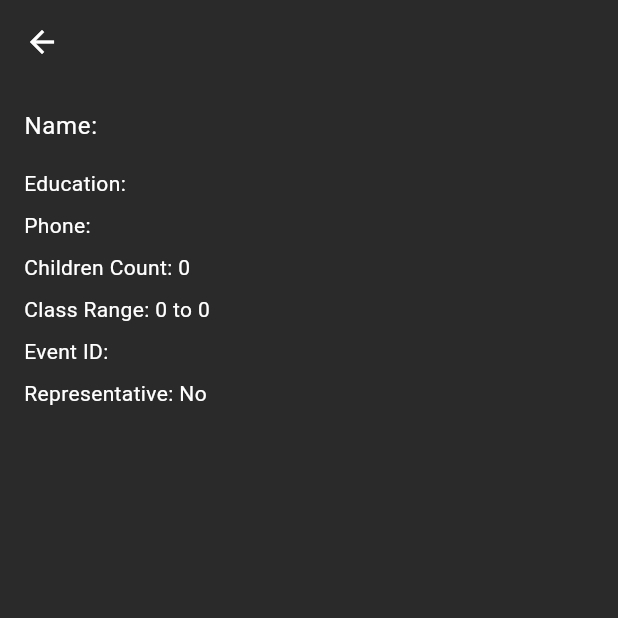
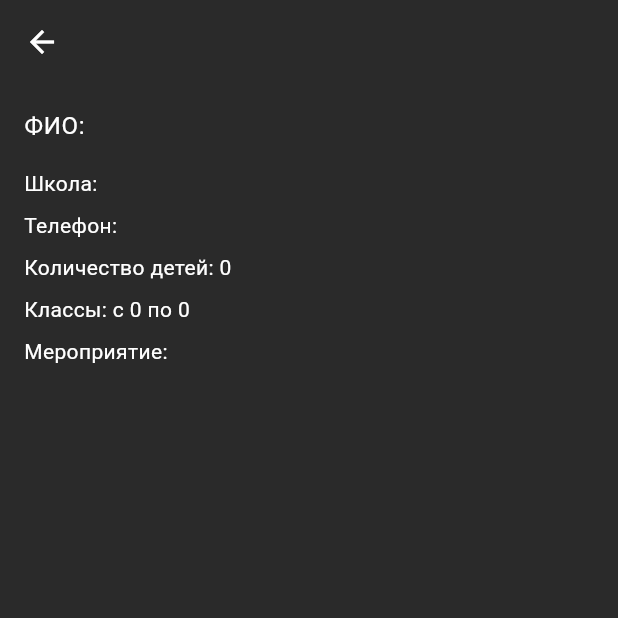
Before and after one commit to 517ANT38/sstu-event-app, a Flutter app: the SubscriptionDetailPage screen opened directly with empty values, on a phone screen of 412 x 824 dp, the top half of it. Run offline on Flutter 3.47's test engine with Material 3 defaults, Android fonts, the phone set to English and light mode, and no system bars; our stand-ins replace flutter_local_notifications, shared_preferences; accounts and stored records are empty; statements that could not run were skipped.

Commit message:
улучшение отображения подписок

```diff
--- a/frontend/lib/pages/subscriptdetailpage.dart
+++ b/frontend/lib/pages/subscriptdetailpage.dart
@@ -18,21 +18,19 @@ class SubscriptionDetailPage extends StatelessWidget {
           crossAxisAlignment: CrossAxisAlignment.start,
           children: [
             Text(
-              'Name: ${subscription.firstName} ${subscription.secondName}',
+              'ФИО: ${subscription.firstName} ${subscription.secondName}',
               style: Theme.of(context).textTheme.bodyLarge,
             ),
             const SizedBox(height: 16),
-            Text('Education: ${subscription.edu}'),
+            Text('Школа: ${subscription.edu}'),
             const SizedBox(height: 8),
-            Text('Phone: ${subscription.phone}'),
+            Text('Телефон: ${subscription.phone}'),
             const SizedBox(height: 8),
-            Text('Children Count: ${subscription.countChild}'),
+            Text('Количество детей: ${subscription.countChild}'),
             const SizedBox(height: 8),
-            Text('Class Range: ${subscription.fromClass} to ${subscription.toClass ?? 'N/A'}'),
+            subscription.toClass != null ? Text('Классы: с ${subscription.fromClass} по ${subscription.toClass}') : Text('Класс: ${subscription.fromClass}'),
             const SizedBox(height: 8),
-            Text('Event ID: ${subscription.idEvent}'),
-            const SizedBox(height: 8),
-            Text('Representative: ${subscription.isRepresentative ? "Yes" : "No"}'),
+            Text('Мероприятие: ${subscription.idEvent}'),
           ],
         ),
       ),
--- a/frontend/lib/pages/subscriptlistpage.dart
+++ b/frontend/lib/pages/subscriptlistpage.dart
@@ -31,10 +31,10 @@ class _SubscriptionListPageState extends State<SubscriptionListPage> {
   Widget build(BuildContext context) {
     return Scaffold(
       appBar: AppBar(
-        title: const Text('Your Subscriptions'),
+        title: const Text('Ваши подписки'),
       ),
       body: subscriptions.isEmpty
-          ? const Center(child: Text('No subscriptions found.'))
+          ? const Center(child: Text('Подписки не найдены.'))
           : ListView.builder(
               itemCount: subscriptions.length,
               itemBuilder: (context, index) {
```
